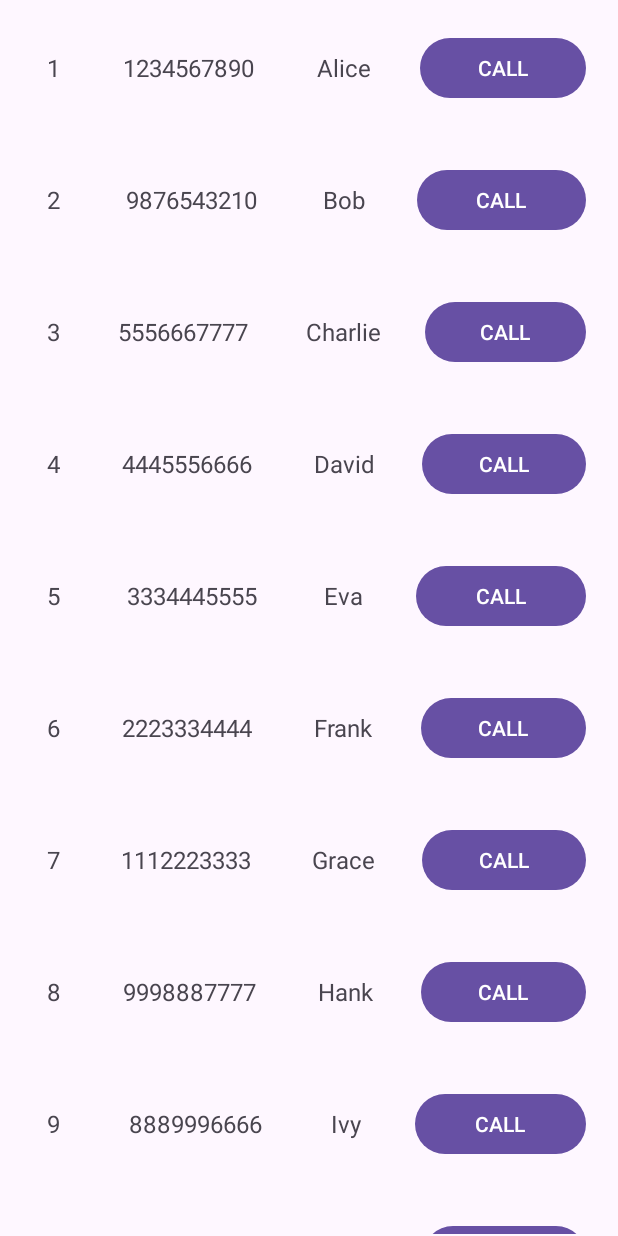
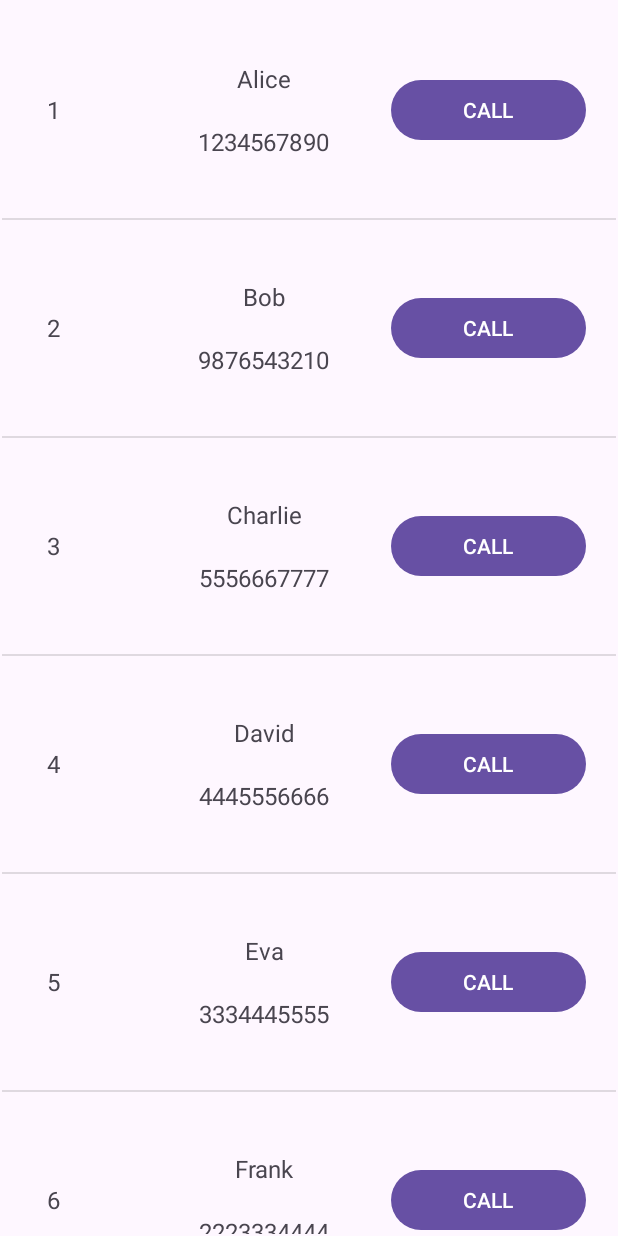
Before and after one commit to vansh-sardana/AndroidDev, an Android app: the screen it shows after launch (MainActivity), on a phone screen of 412 x 824 dp. Run offline under Robolectric (Android 15) with nearby library versions, the phone set to English and light mode, and no system bars.

Commit message:
changed layout and added vertical divider

```diff
--- a/phoneContactsUsingRV/app/src/main/java/com/example/phonecontactsusingrv/MainActivity.java
+++ b/phoneContactsUsingRV/app/src/main/java/com/example/phonecontactsusingrv/MainActivity.java
@@ -8,6 +8,7 @@ import androidx.appcompat.app.AppCompatActivity;
 import androidx.core.graphics.Insets;
 import androidx.core.view.ViewCompat;
 import androidx.core.view.WindowInsetsCompat;
+import androidx.recyclerview.widget.DividerItemDecoration;
 import androidx.recyclerview.widget.LinearLayoutManager;
 import androidx.recyclerview.widget.RecyclerView;
 
@@ -41,6 +42,7 @@ public class MainActivity extends AppCompatActivity {
         RecyclerView recyclerView= findViewById(R.id.recyclerView);
         recyclerView.setLayoutManager(new LinearLayoutManager(this));
         ContactActivity ad= new ContactActivity(contacts);
+        recyclerView.addItemDecoration(new DividerItemDecoration(this, DividerItemDecoration.VERTICAL));
         recyclerView.setAdapter(ad);
     }
 }
--- a/phoneContactsUsingRV/app/src/main/res/layout/contactlayout.xml
+++ b/phoneContactsUsingRV/app/src/main/res/layout/contactlayout.xml
@@ -24,14 +24,13 @@
             android:text="TextView"
             android:textSize="16sp" />
 
-        <TextView
-            android:id="@+id/contactNo"
+        <LinearLayout
             android:layout_width="wrap_content"
             android:layout_height="wrap_content"
             android:layout_margin="10dp"
             android:layout_weight="1"
-            android:text="TextView"
-            android:textSize="16sp" />
+            android:gravity="center"
+            android:orientation="vertical">
 
             <TextView
                 android:id="@+id/name"
@@ -42,6 +41,16 @@
                 android:text="TextView"
                 android:textSize="16sp" />
 
+            <TextView
+                android:id="@+id/contactNo"
+                android:layout_width="wrap_content"
+                android:layout_height="wrap_content"
+                android:layout_margin="10dp"
+                android:layout_weight="1"
+                android:text="TextView"
+                android:textSize="16sp" />
+        </LinearLayout>
+
         <Button
             android:id="@+id/button"
             android:layout_width="wrap_content"
```
Lines whose indentation alone changed are shown as unchanged.
